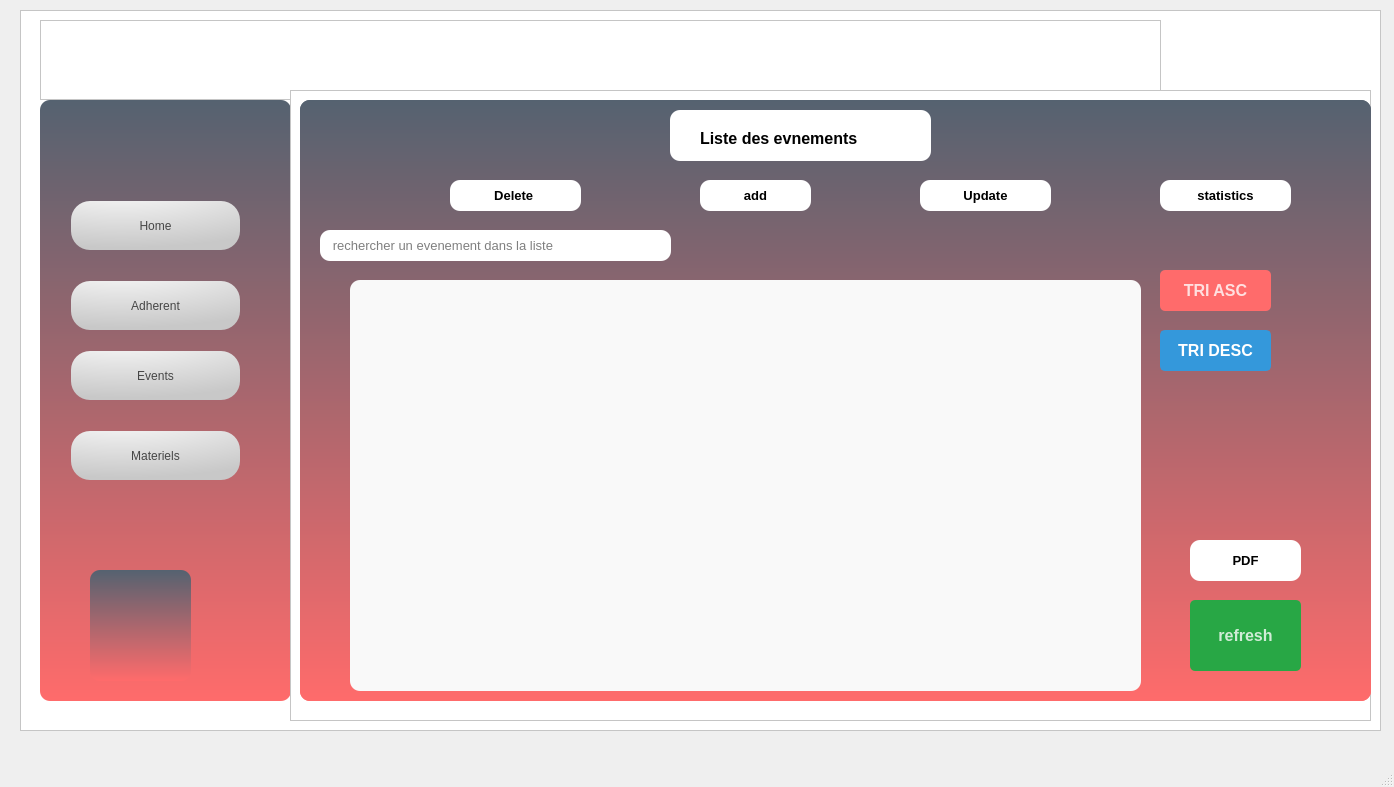
This is mainwindow.ui in BenfarahMedAmine/2A7-smart-sport-club-nautic-APOLLO as Qt 5 draws it before an edit. The edited form follows.
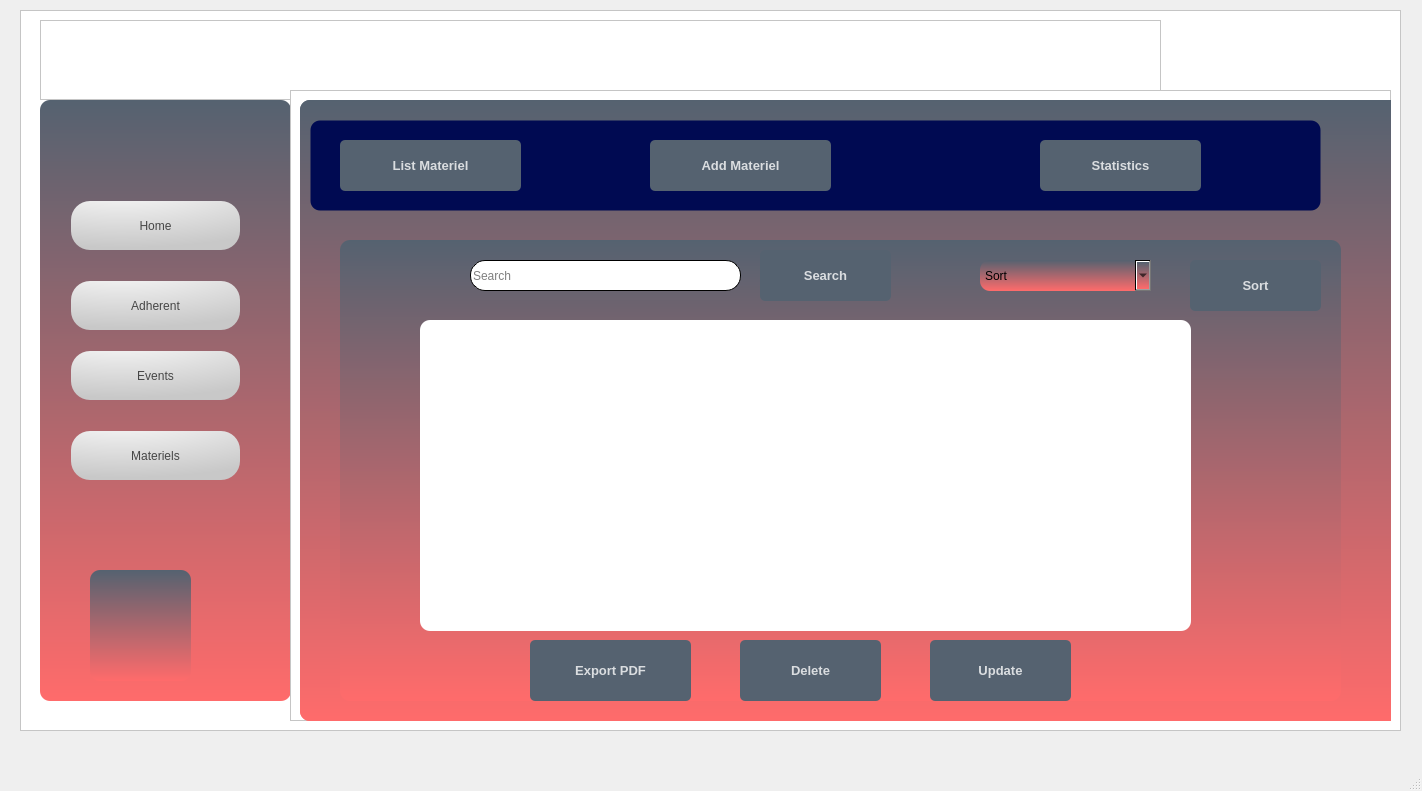
This is the edited form. The open tabs and pages were chosen to show the change. Icons and pictures are not drawn.

Patch:
```diff
--- a/mainwindow.ui
+++ b/mainwindow.ui
@@ -6,8 +6,8 @@
    <rect>
     <x>0</x>
     <y>0</y>
-    <width>1394</width>
-    <height>787</height>
+    <width>1422</width>
+    <height>791</height>
    </rect>
   </property>
   <property name="windowTitle">
@@ -19,7 +19,7 @@
      <rect>
       <x>20</x>
       <y>10</y>
-      <width>1361</width>
+      <width>1381</width>
       <height>721</height>
      </rect>
     </property>
@@ -223,7 +223,7 @@
       <rect>
        <x>270</x>
        <y>80</y>
-       <width>1081</width>
+       <width>1101</width>
        <height>631</height>
       </rect>
      </property>
@@ -241,8 +241,8 @@
        <rect>
         <x>10</x>
         <y>10</y>
-        <width>1071</width>
-        <height>601</height>
+        <width>1101</width>
+        <height>621</height>
        </rect>
       </property>
       <property name="styleSheet">
@@ -256,8 +256,8 @@
        <widget class="QTableView" name="tableView">
         <property name="geometry">
          <rect>
-          <x>50</x>
-          <y>180</y>
+          <x>20</x>
+          <y>190</y>
           <width>791</width>
           <height>411</height>
          </rect>
@@ -461,9 +461,9 @@
        <widget class="QPushButton" name="pushButton_desc">
         <property name="geometry">
          <rect>
-          <x>860</x>
+          <x>820</x>
           <y>230</y>
-          <width>111</width>
+          <width>251</width>
           <height>41</height>
          </rect>
         </property>
@@ -495,15 +495,15 @@
 </string>
         </property>
         <property name="text">
-         <string>TRI DESC</string>
+         <string>TRI DESC par montant</string>
         </property>
        </widget>
        <widget class="QPushButton" name="pushButton_asc">
         <property name="geometry">
          <rect>
-          <x>860</x>
+          <x>820</x>
           <y>170</y>
-          <width>111</width>
+          <width>241</width>
           <height>41</height>
          </rect>
         </property>
@@ -535,41 +535,7 @@
 }</string>
         </property>
         <property name="text">
-         <string>TRI ASC</string>
-        </property>
-       </widget>
-       <widget class="QPushButton" name="pushButton_statistique">
-        <property name="geometry">
-         <rect>
-          <x>860</x>
-          <y>80</y>
-          <width>131</width>
-          <height>31</height>
-         </rect>
-        </property>
-        <property name="font">
-         <font>
-          <pointsize>10</pointsize>
-          <weight>75</weight>
-          <bold>true</bold>
-         </font>
-        </property>
-        <property name="styleSheet">
-         <string notr="true">background-color:rgba(255,255,255,255);
-border-radius:10px;</string>
-        </property>
-        <property name="text">
-         <string>statistics</string>
-        </property>
-        <property name="icon">
-         <iconset>
-          <normaloff>../../Downloads/statisctics.png</normaloff>../../Downloads/statisctics.png</iconset>
-        </property>
-        <property name="iconSize">
-         <size>
-          <width>30</width>
-          <height>30</height>
-         </size>
+         <string>TRI ASC par montant </string>
         </property>
        </widget>
        <widget class="QPushButton" name="exportPdfButton">
@@ -1674,6 +1640,768 @@
         </property>
        </widget>
       </widget>
+      <widget class="QWidget" name="page_6">
+       <widget class="QGraphicsView" name="chartView">
+        <property name="geometry">
+         <rect>
+          <x>30</x>
+          <y>80</y>
+          <width>1011</width>
+          <height>461</height>
+         </rect>
+        </property>
+        <property name="styleSheet">
+         <string notr="true">background-color: rgb(255, 255, 255);</string>
+        </property>
+       </widget>
+       <widget class="QPushButton" name="pushButton_12">
+        <property name="geometry">
+         <rect>
+          <x>10</x>
+          <y>560</y>
+          <width>171</width>
+          <height>31</height>
+         </rect>
+        </property>
+        <property name="font">
+         <font>
+          <pointsize>10</pointsize>
+          <weight>75</weight>
+          <bold>true</bold>
+         </font>
+        </property>
+        <property name="styleSheet">
+         <string notr="true">background-color:rgba(255,255,255,255);
+border-radius:10px;</string>
+        </property>
+        <property name="text">
+         <string>List events</string>
+        </property>
+        <property name="icon">
+         <iconset>
+          <normaloff>../../Downloads/calendar.png</normaloff>../../Downloads/calendar.png</iconset>
+        </property>
+       </widget>
+      </widget>
+      <widget class="QWidget" name="page_7">
+       <widget class="QPushButton" name="pdf">
+        <property name="geometry">
+         <rect>
+          <x>230</x>
+          <y>540</y>
+          <width>161</width>
+          <height>61</height>
+         </rect>
+        </property>
+        <property name="font">
+         <font>
+          <pointsize>10</pointsize>
+          <weight>75</weight>
+          <bold>true</bold>
+         </font>
+        </property>
+        <property name="styleSheet">
+         <string notr="true">QPushButton {
+    background-color: rgba(85, 98, 112, 255);
+    color: rgba(255, 255, 255, 200);
+    border-radius: 5px;
+}
+
+QPushButton:pressed {
+    padding-left: 5px;
+    padding-top: 5px;
+    background-color: rgba(0, 0, 255);
+    background-position: calc(100% - 10px) center;
+}
+
+QPushButton:hover {
+    background-color: rgba(0, 0, 255);
+}
+</string>
+        </property>
+        <property name="text">
+         <string>Export PDF</string>
+        </property>
+        <property name="icon">
+         <iconset>
+          <normaloff>:/icons/ressource/icons/download-pdf.png</normaloff>:/icons/ressource/icons/download-pdf.png</iconset>
+        </property>
+        <property name="iconSize">
+         <size>
+          <width>50</width>
+          <height>50</height>
+         </size>
+        </property>
+       </widget>
+       <widget class="QPushButton" name="search">
+        <property name="geometry">
+         <rect>
+          <x>460</x>
+          <y>150</y>
+          <width>131</width>
+          <height>51</height>
+         </rect>
+        </property>
+        <property name="font">
+         <font>
+          <pointsize>10</pointsize>
+          <weight>75</weight>
+          <bold>true</bold>
+         </font>
+        </property>
+        <property name="styleSheet">
+         <string notr="true">QPushButton {
+    background-color: rgba(85, 98, 112, 255);
+    color: rgba(255, 255, 255, 200);
+    border-radius: 5px;
+}
+
+QPushButton:pressed {
+    padding-left: 5px;
+    padding-top: 5px;
+    background-color: rgba(0, 0, 255);
+    background-position: calc(100% - 10px) center;
+}
+
+QPushButton:hover {
+    background-color: rgba(0, 0, 255);
+}
+</string>
+        </property>
+        <property name="text">
+         <string>Search</string>
+        </property>
+        <property name="icon">
+         <iconset>
+          <normaloff>:/icons/ressource/icons/search.png</normaloff>:/icons/ressource/icons/search.png</iconset>
+        </property>
+        <property name="iconSize">
+         <size>
+          <width>60</width>
+          <height>50</height>
+         </size>
+        </property>
+       </widget>
+       <widget class="QLabel" name="label_34">
+        <property name="geometry">
+         <rect>
+          <x>10</x>
+          <y>20</y>
+          <width>1011</width>
+          <height>91</height>
+         </rect>
+        </property>
+        <property name="font">
+         <font>
+          <weight>50</weight>
+          <bold>false</bold>
+         </font>
+        </property>
+        <property name="styleSheet">
+         <string notr="true">QLabel {
+    background-color: #000A52;
+    color: white;
+    border: 1px solid transparent;
+    border-radius: 10px;
+}</string>
+        </property>
+        <property name="text">
+         <string/>
+        </property>
+       </widget>
+       <widget class="QComboBox" name="comboBox_2">
+        <property name="geometry">
+         <rect>
+          <x>680</x>
+          <y>160</y>
+          <width>171</width>
+          <height>31</height>
+         </rect>
+        </property>
+        <property name="styleSheet">
+         <string notr="true">#comboBox {
+    border: 1px solid #ced4da;
+    border-radius: 4px;
+    padding-left: 10px;
+}
+
+
+
+#comboBox:on {
+    border: 4px solid #c2dbfe; 
+}
+
+#comboBox QListView {
+    font-size: 12px;
+    border: 1px solid rgba(0, 0, 0, 10%);
+    padding: 5px;
+    background-color: #fff;
+    outline: 0px;
+}
+</string>
+        </property>
+        <item>
+         <property name="text">
+          <string>Sort</string>
+         </property>
+        </item>
+       </widget>
+       <widget class="QPushButton" name="AddMat">
+        <property name="geometry">
+         <rect>
+          <x>350</x>
+          <y>40</y>
+          <width>181</width>
+          <height>51</height>
+         </rect>
+        </property>
+        <property name="font">
+         <font>
+          <pointsize>10</pointsize>
+          <weight>75</weight>
+          <bold>true</bold>
+         </font>
+        </property>
+        <property name="styleSheet">
+         <string notr="true">QPushButton {
+    background-color: rgba(85, 98, 112, 255);
+    color: rgba(255, 255, 255, 200);
+    border-radius: 5px;
+}
+
+QPushButton:pressed {
+    padding-left: 5px;
+    padding-top: 5px;
+    background-color: rgba(0, 0, 255);
+    background-position: calc(100% - 10px) center;
+}
+
+QPushButton:hover {
+    background-color: rgba(0, 0, 255);
+}
+</string>
+        </property>
+        <property name="text">
+         <string>Add Materiel</string>
+        </property>
+        <property name="icon">
+         <iconset>
+          <normaloff>:/icons/ressource/icons/add-group.png</normaloff>:/icons/ressource/icons/add-group.png</iconset>
+        </property>
+        <property name="iconSize">
+         <size>
+          <width>50</width>
+          <height>50</height>
+         </size>
+        </property>
+       </widget>
+       <widget class="QLabel" name="label_35">
+        <property name="geometry">
+         <rect>
+          <x>40</x>
+          <y>140</y>
+          <width>1001</width>
+          <height>461</height>
+         </rect>
+        </property>
+        <property name="styleSheet">
+         <string notr="true">background-color: qlineargradient(spread:pad, x1:0, y1:0, x2:0, y2:1, stop:0 rgba(85, 98, 112, 255), stop:1 rgba(255, 107, 107, 255));
+border-radius:10px</string>
+        </property>
+        <property name="text">
+         <string/>
+        </property>
+       </widget>
+       <widget class="QPushButton" name="ListMat">
+        <property name="geometry">
+         <rect>
+          <x>40</x>
+          <y>40</y>
+          <width>181</width>
+          <height>51</height>
+         </rect>
+        </property>
+        <property name="font">
+         <font>
+          <pointsize>10</pointsize>
+          <weight>75</weight>
+          <bold>true</bold>
+         </font>
+        </property>
+        <property name="styleSheet">
+         <string notr="true">QPushButton {
+    background-color: rgba(85, 98, 112, 255);
+    color: rgba(255, 255, 255, 200);
+    border-radius: 5px;
+}
+
+QPushButton:pressed {
+    padding-left: 5px;
+    padding-top: 5px;
+    background-color: rgba(0, 0, 255);
+    background-position: calc(100% - 10px) center;
+}
+
+QPushButton:hover {
+    background-color: rgba(0, 0, 255);
+}
+</string>
+        </property>
+        <property name="text">
+         <string>List Materiel</string>
+        </property>
+        <property name="icon">
+         <iconset>
+          <normaloff>:/icons/ressource/icons/clipboard.png</normaloff>:/icons/ressource/icons/clipboard.png</iconset>
+        </property>
+        <property name="iconSize">
+         <size>
+          <width>50</width>
+          <height>50</height>
+         </size>
+        </property>
+       </widget>
+       <widget class="QPushButton" name="delete_3">
+        <property name="geometry">
+         <rect>
+          <x>440</x>
+          <y>540</y>
+          <width>141</width>
+          <height>61</height>
+         </rect>
+        </property>
+        <property name="font">
+         <font>
+          <pointsize>10</pointsize>
+          <weight>75</weight>
+          <bold>true</bold>
+         </font>
+        </property>
+        <property name="styleSheet">
+         <string notr="true">QPushButton {
+    background-color: rgba(85, 98, 112, 255);
+    color: rgba(255, 255, 255, 200);
+    border-radius: 5px;
+}
+
+QPushButton:pressed {
+    padding-left: 5px;
+    padding-top: 5px;
+    background-color: rgba(0, 0, 255);
+    background-position: calc(100% - 10px) center;
+}
+
+QPushButton:hover {
+    background-color: rgba(0, 0, 255);
+}
+</string>
+        </property>
+        <property name="text">
+         <string>Delete</string>
+        </property>
+        <property name="icon">
+         <iconset>
+          <normaloff>:/icons/ressource/icons/delete-database.png</normaloff>:/icons/ressource/icons/delete-database.png</iconset>
+        </property>
+        <property name="iconSize">
+         <size>
+          <width>50</width>
+          <height>50</height>
+         </size>
+        </property>
+       </widget>
+       <widget class="QPushButton" name="sort">
+        <property name="geometry">
+         <rect>
+          <x>890</x>
+          <y>160</y>
+          <width>131</width>
+          <height>51</height>
+         </rect>
+        </property>
+        <property name="font">
+         <font>
+          <pointsize>10</pointsize>
+          <weight>75</weight>
+          <bold>true</bold>
+         </font>
+        </property>
+        <property name="styleSheet">
+         <string notr="true">QPushButton {
+    background-color: rgba(85, 98, 112, 255);
+    color: rgba(255, 255, 255, 200);
+    border-radius: 5px;
+}
+
+QPushButton:pressed {
+    padding-left: 5px;
+    padding-top: 5px;
+    background-color: rgba(0, 0, 255);
+    background-position: calc(100% - 10px) center;
+}
+
+QPushButton:hover {
+    background-color: rgba(0, 0, 255);
+}
+</string>
+        </property>
+        <property name="text">
+         <string>Sort</string>
+        </property>
+        <property name="icon">
+         <iconset>
+          <normaloff>:/icons/ressource/icons/sort.png</normaloff>:/icons/ressource/icons/sort.png</iconset>
+        </property>
+        <property name="iconSize">
+         <size>
+          <width>60</width>
+          <height>50</height>
+         </size>
+        </property>
+       </widget>
+       <widget class="QPushButton" name="updatemat">
+        <property name="geometry">
+         <rect>
+          <x>630</x>
+          <y>540</y>
+          <width>141</width>
+          <height>61</height>
+         </rect>
+        </property>
+        <property name="font">
+         <font>
+          <pointsize>10</pointsize>
+          <weight>75</weight>
+          <bold>true</bold>
+         </font>
+        </property>
+        <property name="styleSheet">
+         <string notr="true">QPushButton {
+    background-color: rgba(85, 98, 112, 255);
+    color: rgba(255, 255, 255, 200);
+    border-radius: 5px;
+}
+
+QPushButton:pressed {
+    padding-left: 5px;
+    padding-top: 5px;
+    background-color: rgba(0, 0, 255);
+    background-position: calc(100% - 10px) center;
+}
+
+QPushButton:hover {
+    background-color: rgba(0, 0, 255);
+}
+</string>
+        </property>
+        <property name="text">
+         <string>Update</string>
+        </property>
+        <property name="icon">
+         <iconset>
+          <normaloff>:/icons/ressource/icons/update.png</normaloff>:/icons/ressource/icons/update.png</iconset>
+        </property>
+        <property name="iconSize">
+         <size>
+          <width>60</width>
+          <height>50</height>
+         </size>
+        </property>
+       </widget>
+       <widget class="QTableView" name="tableView_2">
+        <property name="geometry">
+         <rect>
+          <x>120</x>
+          <y>220</y>
+          <width>771</width>
+          <height>311</height>
+         </rect>
+        </property>
+        <property name="styleSheet">
+         <string notr="true">background-color: rgb(255, 255, 255);</string>
+        </property>
+       </widget>
+       <widget class="QLineEdit" name="searchbar">
+        <property name="geometry">
+         <rect>
+          <x>170</x>
+          <y>160</y>
+          <width>271</width>
+          <height>31</height>
+         </rect>
+        </property>
+        <property name="styleSheet">
+         <string notr="true"> background-color: rgb(255, 255, 255); 
+    border-radius: 15px; 
+    border: 1px solid black; </string>
+        </property>
+        <property name="placeholderText">
+         <string>Search</string>
+        </property>
+       </widget>
+       <widget class="QPushButton" name="Stat">
+        <property name="geometry">
+         <rect>
+          <x>740</x>
+          <y>40</y>
+          <width>161</width>
+          <height>51</height>
+         </rect>
+        </property>
+        <property name="font">
+         <font>
+          <pointsize>10</pointsize>
+          <weight>75</weight>
+          <bold>true</bold>
+         </font>
+        </property>
+        <property name="styleSheet">
+         <string notr="true">QPushButton {
+    background-color: rgba(85, 98, 112, 255);
+    color: rgba(255, 255, 255, 200);
+    border-radius: 5px;
+}
+
+QPushButton:pressed {
+    padding-left: 5px;
+    padding-top: 5px;
+    background-color: rgba(0, 0, 255);
+    background-position: calc(100% - 10px) center;
+}
+
+QPushButton:hover {
+    background-color: rgba(0, 0, 255);
+}
+</string>
+        </property>
+        <property name="text">
+         <string>Statistics</string>
+        </property>
+        <property name="icon">
+         <iconset>
+          <normaloff>:/icons/ressource/icons/pie-chart.png</normaloff>:/icons/ressource/icons/pie-chart.png</iconset>
+        </property>
+        <property name="iconSize">
+         <size>
+          <width>51</width>
+          <height>50</height>
+         </size>
+        </property>
+       </widget>
+       <zorder>label_35</zorder>
+       <zorder>pdf</zorder>
+       <zorder>search</zorder>
+       <zorder>label_34</zorder>
+       <zorder>comboBox_2</zorder>
+       <zorder>AddMat</zorder>
+       <zorder>ListMat</zorder>
+       <zorder>delete_3</zorder>
+       <zorder>sort</zorder>
+       <zorder>updatemat</zorder>
+       <zorder>tableView_2</zorder>
+       <zorder>searchbar</zorder>
+       <zorder>Stat</zorder>
+      </widget>
+      <widget class="QWidget" name="page_8">
+       <widget class="QLineEdit" name="ETAT">
+        <property name="geometry">
+         <rect>
+          <x>140</x>
+          <y>190</y>
+          <width>441</width>
+          <height>41</height>
+         </rect>
+        </property>
+        <property name="styleSheet">
+         <string notr="true"> background-color: rgb(255, 255, 255); 
+    border-radius: 15px; 
+    border: 1px solid black;</string>
+        </property>
+        <property name="placeholderText">
+         <string>ETAT</string>
+        </property>
+       </widget>
+       <widget class="QPushButton" name="cadd">
+        <property name="geometry">
+         <rect>
+          <x>210</x>
+          <y>430</y>
+          <width>111</width>
+          <height>41</height>
+         </rect>
+        </property>
+        <property name="font">
+         <font>
+          <pointsize>11</pointsize>
+          <weight>75</weight>
+          <bold>true</bold>
+         </font>
+        </property>
+        <property name="styleSheet">
+         <string notr="true">QPushButton {
+    background-color: rgba(85, 98, 112, 255);
+    color: rgba(255, 255, 255, 200);
+    border-radius: 5px;
+}
+
+QPushButton:pressed {
+    padding-left: 5px;
+    padding-top: 5px;
+    background-color: rgba(255, 107, 107, 255);
+    background-position: calc(100% - 10px) center;
+}
+
+QPushButton:hover {
+    background-color: rgba(255, 107, 107, 255);
+}
+</string>
+        </property>
+        <property name="text">
+         <string>ADD</string>
+        </property>
+        <property name="icon">
+         <iconset>
+          <normaloff>:/icons/ressource/icons/addition.png</normaloff>:/icons/ressource/icons/addition.png</iconset>
+        </property>
+        <property name="iconSize">
+         <size>
+          <width>30</width>
+          <height>30</height>
+         </size>
+        </property>
+       </widget>
+       <widget class="QLabel" name="label_39">
+        <property name="geometry">
+         <rect>
+          <x>80</x>
+          <y>140</y>
+          <width>1011</width>
+          <height>391</height>
+         </rect>
+        </property>
+        <property name="styleSheet">
+         <string notr="true">QLabel {
+    background-color: #C0C0C0;
+    color: white;
+    border: 1px solid transparent;
+    border-radius: 30px;
+}</string>
+        </property>
+        <property name="text">
+         <string/>
+        </property>
+       </widget>
+       <widget class="QLineEdit" name="IDFOR">
+        <property name="geometry">
+         <rect>
+          <x>140</x>
+          <y>340</y>
+          <width>441</width>
+          <height>41</height>
+         </rect>
+        </property>
+        <property name="styleSheet">
+         <string notr="true"> background-color: rgb(255, 255, 255); 
+    border-radius: 15px; 
+    border: 1px solid black;</string>
+        </property>
+        <property name="placeholderText">
+         <string>ID FOURNISSEUR</string>
+        </property>
+       </widget>
+       <widget class="QLineEdit" name="PRIX">
+        <property name="geometry">
+         <rect>
+          <x>140</x>
+          <y>240</y>
+          <width>441</width>
+          <height>41</height>
+         </rect>
+        </property>
+        <property name="styleSheet">
+         <string notr="true"> background-color: rgb(255, 255, 255); 
+    border-radius: 15px; 
+    border: 1px solid black;</string>
+        </property>
+        <property name="placeholderText">
+         <string>PRIX</string>
+        </property>
+       </widget>
+       <widget class="QLineEdit" name="IDEMP">
+        <property name="geometry">
+         <rect>
+          <x>140</x>
+          <y>290</y>
+          <width>441</width>
+          <height>41</height>
+         </rect>
+        </property>
+        <property name="styleSheet">
+         <string notr="true"> background-color: rgb(255, 255, 255); 
+    border-radius: 15px; 
+    border: 1px solid black;</string>
+        </property>
+        <property name="placeholderText">
+         <string>ID EMPLOYEE</string>
+        </property>
+       </widget>
+       <widget class="QPushButton" name="cupdate">
+        <property name="geometry">
+         <rect>
+          <x>380</x>
+          <y>430</y>
+          <width>131</width>
+          <height>41</height>
+         </rect>
+        </property>
+        <property name="font">
+         <font>
+          <pointsize>11</pointsize>
+          <weight>75</weight>
+          <bold>true</bold>
+         </font>
+        </property>
+        <property name="styleSheet">
+         <string notr="true">QPushButton {
+    background-color: rgba(85, 98, 112, 255);
+    color: rgba(255, 255, 255, 200);
+    border-radius: 5px;
+}
+
+QPushButton:pressed {
+    padding-left: 5px;
+    padding-top: 5px;
+    background-color: rgba(255, 107, 107, 255);
+    background-position: calc(100% - 10px) center;
+}
+
+QPushButton:hover {
+    background-color: rgba(255, 107, 107, 255);
+}
+</string>
+        </property>
+        <property name="text">
+         <string>UPDATE</string>
+        </property>
+        <property name="icon">
+         <iconset>
+          <normaloff>:/icons/ressource/icons/refresh.png</normaloff>:/icons/ressource/icons/refresh.png</iconset>
+        </property>
+        <property name="iconSize">
+         <size>
+          <width>40</width>
+          <height>40</height>
+         </size>
+        </property>
+       </widget>
+       <zorder>label_39</zorder>
+       <zorder>ETAT</zorder>
+       <zorder>cadd</zorder>
+       <zorder>IDFOR</zorder>
+       <zorder>PRIX</zorder>
+       <zorder>IDEMP</zorder>
+       <zorder>cupdate</zorder>
+      </widget>
      </widget>
     </widget>
    </widget>
```
Left out of the diff: 91 changed lines with no effect on the pictures.
